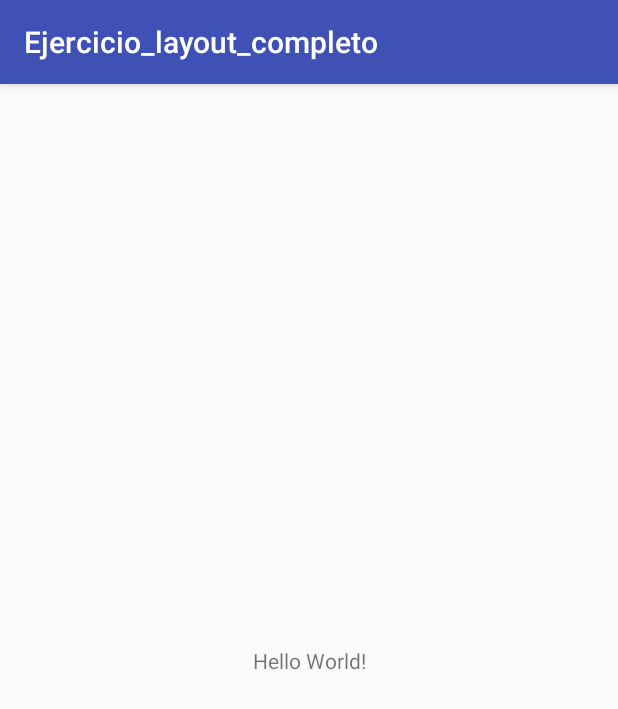
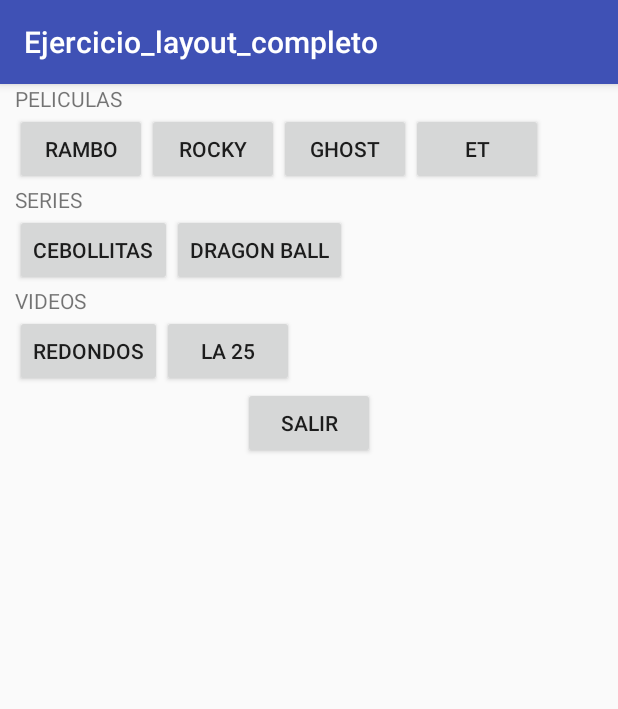
Before and after one commit to modicristian/Ejercicio_layout_completo, an Android app: the screen it shows after launch (MainActivity), on a phone screen of 412 x 824 dp. Shown: the top 709 px of the screen. Run offline under Robolectric (Android 15) with nearby library versions, the phone set to English and light mode, and no system bars.

Commit message:
Ejercicio 1

```diff
--- a/app/src/main/res/layout/activity_main.xml
+++ b/app/src/main/res/layout/activity_main.xml
@@ -1,18 +1,98 @@
 <?xml version="1.0" encoding="utf-8"?>
-<android.support.constraint.ConstraintLayout xmlns:android="http://schemas.android.com/apk/res/android"
+<LinearLayout
+
+    xmlns:android="http://schemas.android.com/apk/res/android"
     xmlns:app="http://schemas.android.com/apk/res-auto"
     xmlns:tools="http://schemas.android.com/tools"
     android:layout_width="match_parent"
     android:layout_height="match_parent"
-    tools:context=".MainActivity">
+    tools:context=".MainActivity"
+    android:orientation="vertical">
 
     <TextView
+        android:layout_width="match_parent"
+        android:layout_height="wrap_content"
+        android:layout_marginLeft="10dp"
+        android:text="PELICULAS"/>
+
+    <LinearLayout
+
         android:layout_width="wrap_content"
         android:layout_height="wrap_content"
-        android:text="Hello World!"
-        app:layout_constraintBottom_toBottomOf="parent"
-        app:layout_constraintLeft_toLeftOf="parent"
-        app:layout_constraintRight_toRightOf="parent"
-        app:layout_constraintTop_toTopOf="parent" />
+        android:orientation="horizontal"
+        android:layout_marginLeft="10dp">
 
-</android.support.constraint.ConstraintLayout>
+        <Button
+            android:layout_width="wrap_content"
+            android:layout_height="wrap_content"
+            android:text="rambo"/>
+        <Button
+            android:layout_width="wrap_content"
+            android:layout_height="wrap_content"
+            android:text="ROCKY"/>
+        <Button
+            android:layout_width="wrap_content"
+            android:layout_height="wrap_content"
+            android:text="GHOST"/>
+        <Button
+            android:layout_width="wrap_content"
+            android:layout_height="wrap_content"
+            android:text="ET"/>
+
+    </LinearLayout>
+
+    <TextView
+        android:layout_width="match_parent"
+        android:layout_height="wrap_content"
+        android:layout_marginLeft="10dp"
+        android:text="SERIES"/>
+
+    <LinearLayout
+        android:layout_width="wrap_content"
+        android:layout_height="wrap_content"
+        android:orientation="horizontal"
+        android:layout_marginLeft="10dp">
+
+        <Button
+            android:layout_width="wrap_content"
+            android:layout_height="wrap_content"
+            android:text="CEBOLLITAS"/>
+
+        <Button
+            android:layout_width="wrap_content"
+            android:layout_height="wrap_content"
+            android:text="DRAGON BALL"/>
+
+    </LinearLayout>
+
+    <TextView
+        android:layout_width="match_parent"
+        android:layout_height="wrap_content"
+        android:layout_marginLeft="10dp"
+        android:text="VIDEOS"/>
+
+    <LinearLayout
+        android:layout_width="wrap_content"
+        android:layout_height="wrap_content"
+        android:orientation="horizontal"
+        android:layout_marginLeft="10dp">
+
+        <Button
+            android:layout_width="wrap_content"
+            android:layout_height="wrap_content"
+            android:text="REDONDOS"/>
+
+        <Button
+            android:layout_width="wrap_content"
+            android:layout_height="wrap_content"
+            android:text="LA 25"/>
+
+    </LinearLayout>
+
+    <Button
+        android:layout_width="wrap_content"
+        android:layout_height="wrap_content"
+        android:text="SALIR"
+        android:layout_gravity="center"/>
+
+</LinearLayout>
```
